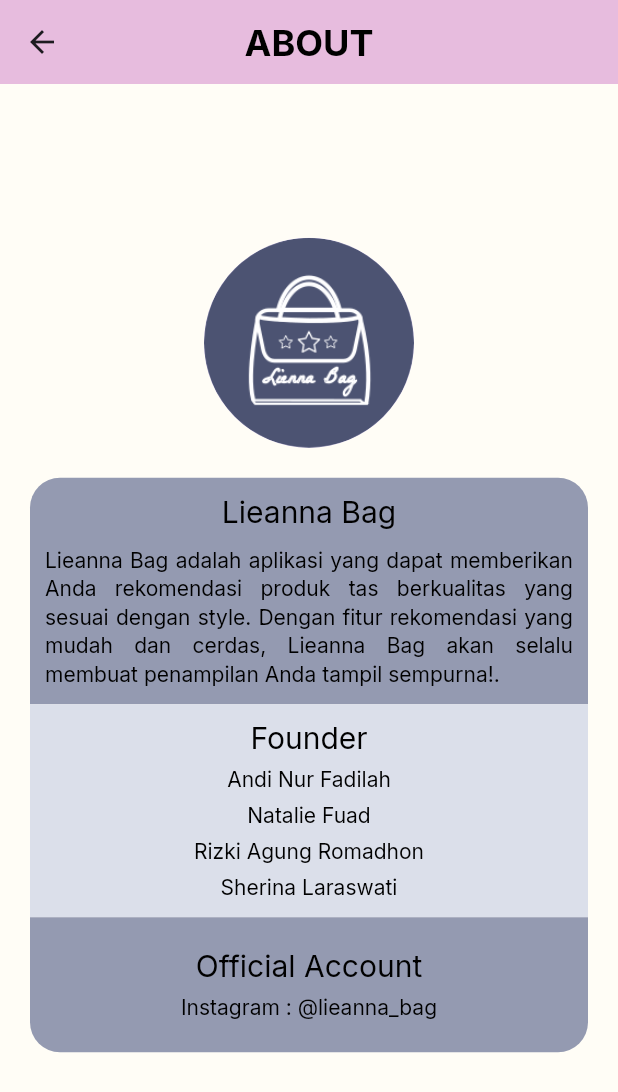
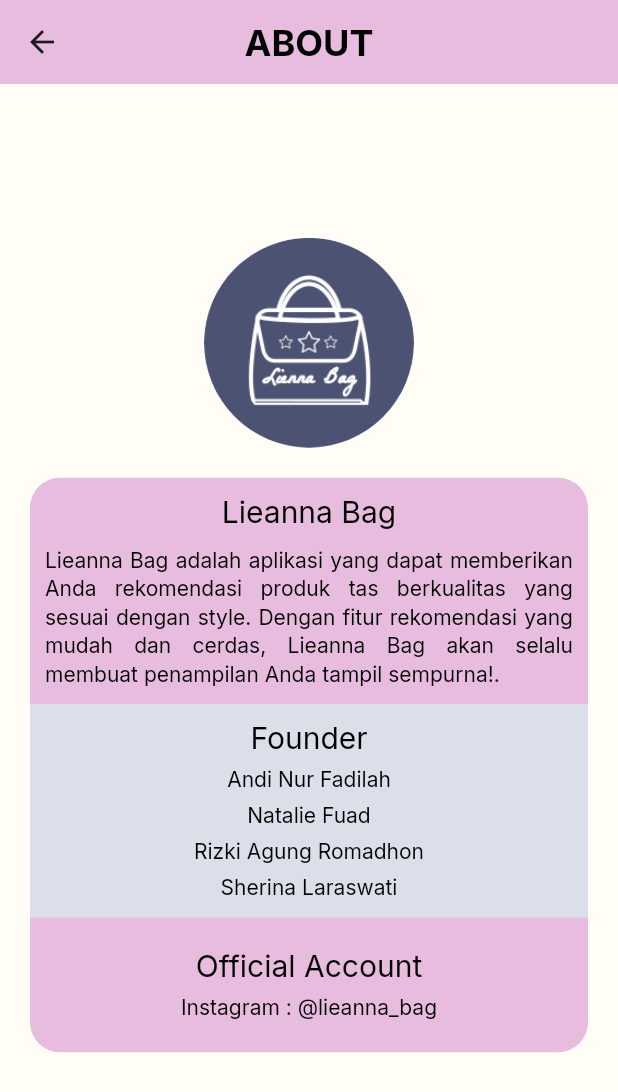
Before and after one commit to Natalieefd/Lieanna-Bag, a Flutter app: the About_Page screen opened directly, on a phone screen of 412 x 824 dp. Shown: the top 1092 px of the screen. Run offline on Flutter 3.47's test engine with Material 3 defaults, Android fonts, the phone set to English and light mode, and no system bars; our stand-ins replace cloud_firestore, email_validator, firebase_auth, firebase_core, firebase_storage, google_fonts and 2 more; accounts and stored records are empty.

Commit message:
warna text appbar

```diff
--- a/lib/page/about_page.dart
+++ b/lib/page/about_page.dart
@@ -16,7 +16,10 @@ class About_Page extends StatelessWidget {
         title: Text(
           'ABOUT',
           textAlign: TextAlign.center,
-          style: Theme.of(context).textTheme.headlineLarge,
+          style: Theme.of(context)
+              .textTheme
+              .headlineLarge
+              ?.copyWith(color: Colors.black),
         ),
         centerTitle: true,
       ),
@@ -35,7 +38,7 @@ class About_Page extends StatelessWidget {
                   width: lebar,
                   margin: EdgeInsets.fromLTRB(20, 0, 20, 0),
                   decoration: ShapeDecoration(
-                    color: Color.fromRGBO(148, 154, 177, 1),
+                    color: Provider.of<ThemeModeData>(context).containerColor,
                     shape: RoundedRectangleBorder(
                       borderRadius: BorderRadius.only(
                         topLeft: Radius.circular(20.0),
@@ -51,12 +54,18 @@ class About_Page extends StatelessWidget {
                       children: [
                         Text(
                           'Lieanna Bag',
-                          style: Theme.of(context).textTheme.headlineMedium,
+                          style: Theme.of(context)
+                              .textTheme
+                              .headlineMedium
+                              ?.copyWith(color: Colors.black),
                         ),
                         SizedBox(height: 10),
                         Text(
                           'Lieanna Bag adalah aplikasi yang dapat memberikan Anda rekomendasi produk tas berkualitas yang sesuai dengan style. Dengan fitur rekomendasi yang mudah dan cerdas, Lieanna Bag akan selalu membuat penampilan Anda tampil sempurna!.',
-                          style: Theme.of(context).textTheme.headlineSmall,
+                          style: Theme.of(context)
+                              .textTheme
+                              .headlineSmall
+                              ?.copyWith(color: Colors.black),
                           textAlign: TextAlign.justify,
                         ),
                       ],
@@ -83,27 +92,42 @@ class About_Page extends StatelessWidget {
                       children: [
                         Text(
                           'Founder',
-                          style: Theme.of(context).textTheme.headlineMedium,
+                          style: Theme.of(context)
+                              .textTheme
+                              .headlineMedium
+                              ?.copyWith(color: Colors.black),
                         ),
                         SizedBox(height: 5),
                         Text(
                           'Andi Nur Fadilah',
-                          style: Theme.of(context).textTheme.headlineSmall,
+                          style: Theme.of(context)
+                              .textTheme
+                              .headlineSmall
+                              ?.copyWith(color: Colors.black),
                         ),
                         SizedBox(height: 5),
                         Text(
                           'Natalie Fuad',
-                          style: Theme.of(context).textTheme.headlineSmall,
+                          style: Theme.of(context)
+                              .textTheme
+                              .headlineSmall
+                              ?.copyWith(color: Colors.black),
                         ),
                         SizedBox(height: 5),
                         Text(
                           'Rizki Agung Romadhon',
-                          style: Theme.of(context).textTheme.headlineSmall,
+                          style: Theme.of(context)
+                              .textTheme
+                              .headlineSmall
+                              ?.copyWith(color: Colors.black),
                         ),
                         SizedBox(height: 5),
                         Text(
                           'Sherina Laraswati',
-                          style: Theme.of(context).textTheme.headlineSmall,
+                          style: Theme.of(context)
+                              .textTheme
+                              .headlineSmall
+                              ?.copyWith(color: Colors.black),
                         ),
                       ],
                     ),
@@ -114,7 +138,7 @@ class About_Page extends StatelessWidget {
                   // height: tinggi,
                   margin: EdgeInsets.fromLTRB(20, 0, 20, 20),
                   decoration: ShapeDecoration(
-                    color: Color.fromRGBO(148, 154, 177, 1),
+                    color: Provider.of<ThemeModeData>(context).containerColor,
                     // color: Color.fromRGBO(107, 140, 150, 1),
                     shape: RoundedRectangleBorder(
                       borderRadius: BorderRadius.only(
@@ -131,12 +155,18 @@ class About_Page extends StatelessWidget {
                       children: [
                         Text(
                           'Official Account',
-                          style: Theme.of(context).textTheme.headlineMedium,
+                          style: Theme.of(context)
+                              .textTheme
+                              .headlineMedium
+                              ?.copyWith(color: Colors.black),
                         ),
                         SizedBox(height: 5),
                         Text(
                           'Instagram : @lieanna_bag',
-                          style: Theme.of(context).textTheme.headlineSmall,
+                          style: Theme.of(context)
+                              .textTheme
+                              .headlineSmall
+                              ?.copyWith(color: Colors.black),
                         ),
                       ],
                     ),
--- a/lib/page/bag_details.dart
+++ b/lib/page/bag_details.dart
@@ -87,7 +87,10 @@ class _BagDetailsState extends State<BagDetails> {
         title: Text(
           "BAG DETAIL",
           textAlign: TextAlign.center,
-          style: Theme.of(context).textTheme.headlineLarge,
+          style: Theme.of(context)
+              .textTheme
+              .headlineLarge
+              ?.copyWith(color: Colors.black),
         ),
         centerTitle: true,
       ),
--- a/lib/page/edit_profile.dart
+++ b/lib/page/edit_profile.dart
@@ -127,7 +127,10 @@ class _EditProfileState extends State<EditProfile> {
                 title: Text(
                   'EDIT PROFILE',
                   textAlign: TextAlign.center,
-                  style: Theme.of(context).textTheme.headlineLarge,
+                  style: Theme.of(context)
+                      .textTheme
+                      .headlineLarge
+                      ?.copyWith(color: Colors.black),
                 ),
                 centerTitle: true,
               ),
--- a/lib/page/favorite_page.dart
+++ b/lib/page/favorite_page.dart
@@ -93,7 +93,10 @@ class _FavoritePageState extends State<FavoritePage> {
         title: Text(
           'FAVORITE',
           textAlign: TextAlign.center,
-          style: Theme.of(context).textTheme.headlineLarge,
+          style: Theme.of(context)
+              .textTheme
+              .headlineLarge
+              ?.copyWith(color: Colors.black),
         ),
         centerTitle: true,
       ),
--- a/lib/page/forgot_password.dart
+++ b/lib/page/forgot_password.dart
@@ -115,10 +115,7 @@ class _ResetPasswordScreenState extends State<ResetPasswordScreen> {
                   child: TextFormField(
                     obscureText: false,
                     controller: _emailController,
-                    style: const TextStyle(
-                        fontSize: 15,
-                        fontWeight: FontWeight.bold,
-                        color: Colors.grey),
+                    style: TextStyle(color: Colors.black),
                     decoration: InputDecoration(
                         border: OutlineInputBorder(
                             borderRadius:
--- a/lib/page/introduction.dart
+++ b/lib/page/introduction.dart
@@ -50,7 +50,7 @@ class introduction extends StatelessWidget {
         ),
         PageViewModel(
           title: "Category",
-          body: "you can choose a bag for woman or men",
+          body: "You can choose a bag for woman or men",
           decoration: PageDecoration(
             titleTextStyle: Theme.of(context).textTheme.bodyLarge!,
             bodyTextStyle: Theme.of(context).textTheme.titleMedium!,
@@ -75,7 +75,7 @@ class introduction extends StatelessWidget {
           ),
         ),
         PageViewModel(
-          title: "you want to try?",
+          title: "You want to try?",
           body: "If you want to try, you can register first!",
           decoration: PageDecoration(
             titleTextStyle: Theme.of(context).textTheme.bodyLarge!,
--- a/lib/page/profile.dart
+++ b/lib/page/profile.dart
@@ -59,7 +59,10 @@ class Profile extends StatelessWidget {
               title: Text(
                 'PROFILE',
                 textAlign: TextAlign.center,
-                style: Theme.of(context).textTheme.headlineLarge,
+                style: Theme.of(context)
+                    .textTheme
+                    .headlineLarge
+                    ?.copyWith(color: Colors.black),
               ),
               centerTitle: true,
             ),
--- a/lib/page/settings.dart
+++ b/lib/page/settings.dart
@@ -13,7 +13,10 @@ class Settings extends StatelessWidget {
         title: Text(
           'SETTINGS',
           textAlign: TextAlign.center,
-          style: Theme.of(context).textTheme.headlineLarge,
+          style: Theme.of(context)
+              .textTheme
+              .headlineLarge
+              ?.copyWith(color: Colors.black),
         ),
         centerTitle: true,
       ),
```
Also changed, not shown: lib/page/home_screen.dart (+7 -2 lines), lib/page/merk_page.dart (+9 -4 lines), lib/page/search_page.dart (+5 -2 lines).
